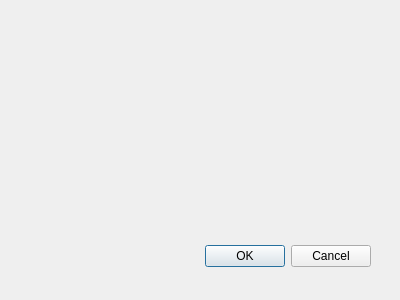
Before: the Qt Designer form options.ui in libresilicon/qtflow, drawn with Qt 5.
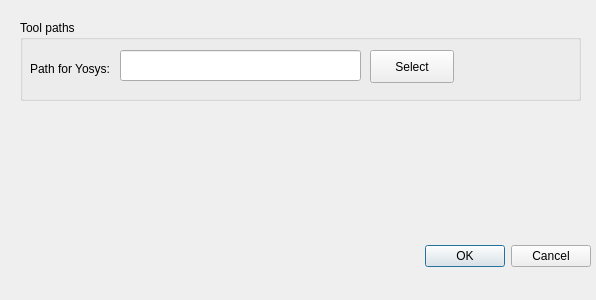
After: the same form once the commit is applied.

Commit message: changing options dialog

```diff
--- a/options.ui
+++ b/options.ui
@@ -1,24 +1,22 @@
-<ui version="4.0" >
- <author></author>
- <comment></comment>
- <exportmacro></exportmacro>
- <class>Dialog</class>
- <widget class="QDialog" name="Dialog" >
-  <property name="geometry" >
+<?xml version="1.0" encoding="UTF-8"?>
+<ui version="4.0">
+ <class>Options</class>
+ <widget class="QDialog" name="Options">
+  <property name="geometry">
    <rect>
     <x>0</x>
     <y>0</y>
-    <width>400</width>
+    <width>596</width>
     <height>300</height>
    </rect>
   </property>
   <property name="windowTitle" >
    <string>Dialog</string>
   </property>
-  <widget class="QDialogButtonBox" name="buttonBox" >
-   <property name="geometry" >
+  <widget class="QDialogButtonBox" name="buttonBox">
+   <property name="geometry">
     <rect>
-     <x>30</x>
+     <x>250</x>
      <y>240</y>
      <width>341</width>
      <height>32</height>
@@ -31,6 +29,55 @@
     <set>QDialogButtonBox::Cancel|QDialogButtonBox::Ok</set>
    </property>
   </widget>
+  <widget class="QGroupBox" name="groupBox">
+   <property name="geometry">
+    <rect>
+     <x>20</x>
+     <y>20</y>
+     <width>561</width>
+     <height>81</height>
+    </rect>
+   </property>
+   <property name="title">
+    <string>Tool paths</string>
+   </property>
+   <widget class="QLabel" name="label">
+    <property name="geometry">
+     <rect>
+      <x>10</x>
+      <y>40</y>
+      <width>81</width>
+      <height>17</height>
+     </rect>
+    </property>
+    <property name="text">
+     <string>Path for Yosys:</string>
+    </property>
+   </widget>
+   <widget class="QLineEdit" name="pathYosys">
+    <property name="geometry">
+     <rect>
+      <x>100</x>
+      <y>30</y>
+      <width>241</width>
+      <height>31</height>
+     </rect>
+    </property>
+   </widget>
+   <widget class="QPushButton" name="selectYosys">
+    <property name="geometry">
+     <rect>
+      <x>350</x>
+      <y>30</y>
+      <width>84</width>
+      <height>33</height>
+     </rect>
+    </property>
+    <property name="text">
+     <string>Select</string>
+    </property>
+   </widget>
+  </widget>
  </widget>
  <pixmapfunction></pixmapfunction>
  <resources/>
```
Left out of the diff: 19 changed lines with no effect on the pictures. The commit also changes 2 other files.
